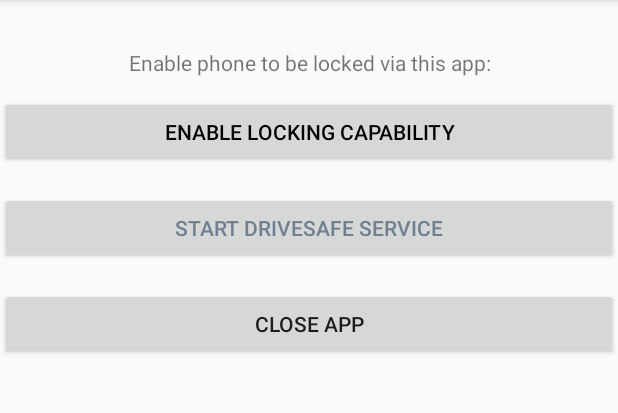
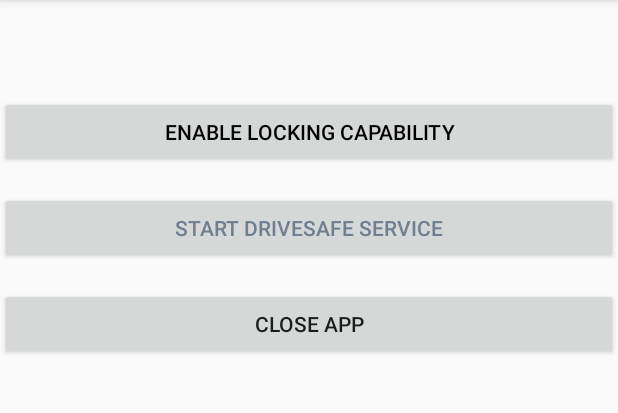
Before and after one commit to Aaronmb123/devpolmanobd, an Android app: the screen it shows after launch (PhoneLockerActivity), on a phone screen of 412 x 824 dp, the part 84-497 px from its top. Run offline under Robolectric (Android 15) with nearby library versions, the phone set to English and light mode, and no system bars.

```diff
--- a/app/src/main/java/brianhoffman/com/devpolman/PhoneLockerActivity.java
+++ b/app/src/main/java/brianhoffman/com/devpolman/PhoneLockerActivity.java
@@ -39,7 +39,7 @@ public class PhoneLockerActivity extends AppCompatActivity {
         mContext = getApplicationContext();
 
         mDriveSafeBTN = (Button) findViewById(R.id.start_obd_service_btn);
-        if (ObdQueryService.isServiceAlarmOn(getApplicationContext())) {
+        if (QueryPreferences.isServiceRunning(getApplicationContext())) {
             mDriveSafeBTN.setText("Stop DriveSafe Service");
         } else {
             mDriveSafeBTN.setText("Start DriveSafe Service");
@@ -67,7 +67,7 @@ public class PhoneLockerActivity extends AppCompatActivity {
             mDriveSafeBTN.setTextColor(Color.parseColor("#708090"));
         }
 
-        if (QueryPreferences.isAlarmOn(getApplicationContext())) {
+        if (QueryPreferences.isServiceRunning(getApplicationContext())) {
             mDevicePolicyManagerBTN.setClickable(false);
             mDevicePolicyManagerBTN.setTextColor(Color.parseColor("#708090"));
         } else {
@@ -123,16 +123,16 @@ public class PhoneLockerActivity extends AppCompatActivity {
     }
 
     private void onToggleDriveSafeService() {
-        boolean isRunning = QueryPreferences.isAlarmOn(mContext);
+        boolean isRunning = QueryPreferences.isServiceRunning(mContext);
 
         if (isRunning) {
-            ObdQueryService.setServiceAlarm(mContext, false);
+            ObdQueryService.stopService(mContext);
             mDriveSafeBTN.setText("Start DriveSafe Service");
             mDevicePolicyManagerBTN.setClickable(true);
             mDevicePolicyManagerBTN.setTextColor(Color.parseColor("#000000"));
             Log.i(TAG, "ObdQueryService Stopped");
         } else {
-            ObdQueryService.setServiceAlarm(mContext, true);
+            ObdQueryService.startService(mContext);
             mDriveSafeBTN.setText("Stop DriveSafe Service");
             mDevicePolicyManagerBTN.setClickable(false);
             mDevicePolicyManagerBTN.setTextColor(Color.parseColor("#708090"));
--- a/app/src/main/java/brianhoffman/com/devpolman/QueryPreferences.java
+++ b/app/src/main/java/brianhoffman/com/devpolman/QueryPreferences.java
@@ -6,7 +6,6 @@ import android.preference.PreferenceManager;
 
 public class QueryPreferences {
 
-    private static final String PREF_IS_ALARM_ON = "isAlarmOn";
     private static final String PREF_IS_DEVICE_POLICY_MANAGER_ON = "isDevPolManOn";
     private static final String PREF_IS_SERVICE_RUNNING = "isServiceRunning";
     private static final String PREF_IS_PASSCODE_SET = "isPasscodeSet";
@@ -14,16 +13,6 @@ public class QueryPreferences {
     private static final String PREF_QUERY_INTERVAL = "queryInterval";
 
 
-    public static boolean isAlarmOn(Context context) {
-        return PreferenceManager.getDefaultSharedPreferences(context).getBoolean(PREF_IS_ALARM_ON, false);
-    }
-
-    public static void setAlarmOn(Context context, boolean isOn) {
-        PreferenceManager.getDefaultSharedPreferences(context)
-                .edit()
-                .putBoolean(PREF_IS_ALARM_ON, isOn)
-                .apply();
-    }
 
     public static boolean isServiceRunning(Context context) {
         return PreferenceManager.getDefaultSharedPreferences(context).getBoolean(PREF_IS_SERVICE_RUNNING, false);
--- a/app/src/main/res/layout/activity_phone_locker.xml
+++ b/app/src/main/res/layout/activity_phone_locker.xml
@@ -7,25 +7,25 @@
                 android:layout_height="match_parent"
                 tools:context=".PhoneLockerActivity" >
 
-    <TextView
-        android:id="@+id/enable_tv"
-        android:layout_width="match_parent"
-        android:layout_height="wrap_content"
-        android:layout_marginEnd="8dp"
-        android:layout_marginStart="8dp"
-        android:layout_marginTop="32dp"
-        android:text="Enable phone to be locked via this app:"
-        android:gravity="center"
-        app:layout_constraintEnd_toEndOf="parent"
-        app:layout_constraintStart_toStartOf="parent"
-        app:layout_constraintTop_toTopOf="parent"/>
+    <!--<TextView-->
+        <!--android:id="@+id/enable_tv"-->
+        <!--android:layout_width="match_parent"-->
+        <!--android:layout_height="wrap_content"-->
+        <!--android:layout_marginEnd="8dp"-->
+        <!--android:layout_marginStart="8dp"-->
+        <!--android:layout_marginTop="32dp"-->
+        <!--android:text="Enable phone to be locked via this app:"-->
+        <!--android:gravity="center"-->
+        <!--app:layout_constraintEnd_toEndOf="parent"-->
+        <!--app:layout_constraintStart_toStartOf="parent"-->
+        <!--app:layout_constraintTop_toTopOf="parent"/>-->
     <Button
         android:id="@+id/device_policy_manager_btn"
         android:layout_width="match_parent"
         android:layout_height="wrap_content"
-        android:layout_marginTop="32dp"
+        android:layout_marginTop="64dp"
         android:hint="toggle Device Policy Manager"
-        app:layout_constraintTop_toTopOf="@id/enable_tv"/>
+        app:layout_constraintTop_toTopOf="parent"/>
 
     <Button
         android:id="@+id/start_obd_service_btn"
```
Also changed, not shown: app/src/main/java/brianhoffman/com/devpolman/ObdQueryService.java (+47 -22 lines), app/src/main/java/brianhoffman/com/devpolman/StartupReceiver.java (+15 -3 lines).
